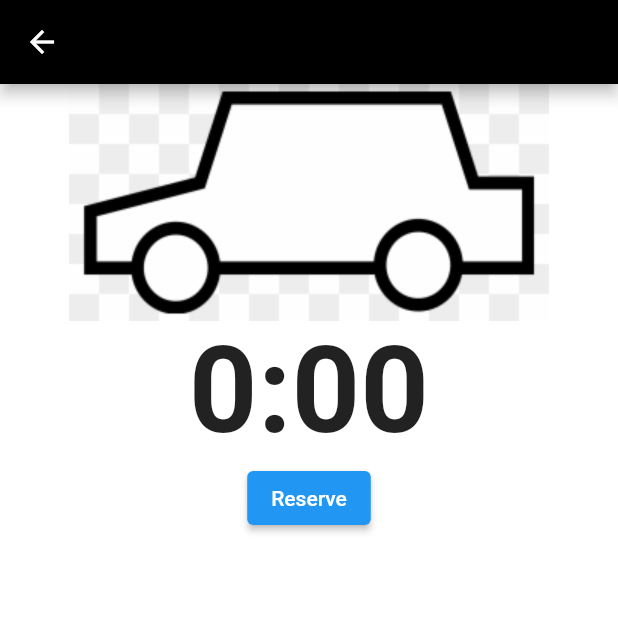
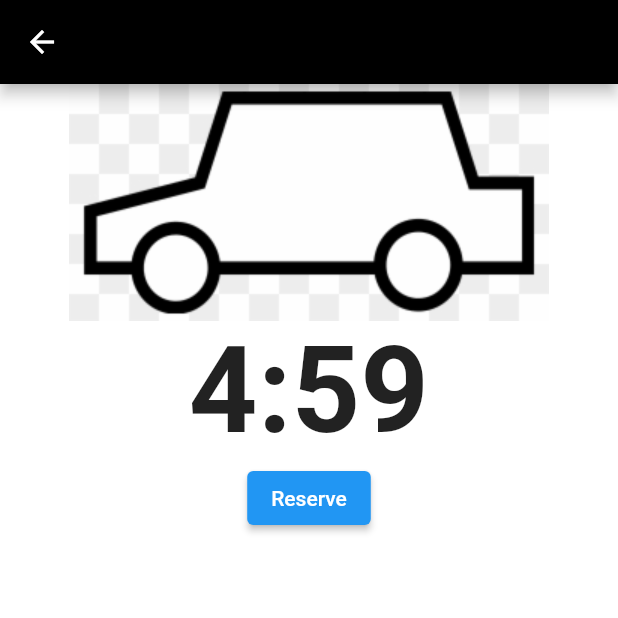
Before and after one commit to Maurice248/ParkToGo, a Flutter app: the ParkResScreen screen opened by its route, after a tap on "Reserve", on a phone screen of 412 x 824 dp, the top half of it. Run offline on Flutter 3.47's test engine with Material 2 defaults, Android fonts, the phone set to English and light mode, and no system bars; missing offline and left inert: flutter_beep.

Commit message:
commit changes

```diff
--- a/lib/Screens/HomeScreen.dart
+++ b/lib/Screens/HomeScreen.dart
@@ -1,6 +1,8 @@
 // ignore: file_names
 import 'package:flutter/material.dart';
 import 'package:parking_app/Screens/UI/CustomLocationCard.dart';
+
+import 'ParkResScreen.dart';
 
 class Home extends StatefulWidget {
   static const String routeName = "Home";
--- a/lib/Screens/ParkResScreen.dart
+++ b/lib/Screens/ParkResScreen.dart
@@ -20,7 +20,7 @@ class _ParkResScreenState extends State<ParkResScreen> {
   Timer? timer;
 
   void startTimer() {
-    timer = Timer.periodic(const Duration(milliseconds: 1), (_){
+    timer = Timer.periodic(const Duration(seconds: 1), (_){
       if (timeActual > 0) {
         timeActual--;
         print(timeActual);
--- a/lib/Screens/UI/CustomLocationCard.dart
+++ b/lib/Screens/UI/CustomLocationCard.dart
@@ -1,5 +1,7 @@
 // ignore_for_file: prefer_const_constructors, use_key_in_widget_constructors
 import 'package:flutter/material.dart';
+
+import '../ParkResScreen.dart';
 
 // ignore: must_be_immutable
 class CustomLocationCard extends StatelessWidget {
@@ -28,6 +30,7 @@ class CustomLocationCard extends StatelessWidget {
                     child: InkWell(
                       splashColor: Colors.blue.withAlpha(30),
                       onTap: () {
+                        Navigator.pushReplacementNamed(context, ParkResScreen.routeName);
                         debugPrint('Card tapped.');
                       },
                       child: Column(children: <Widget>[
```
